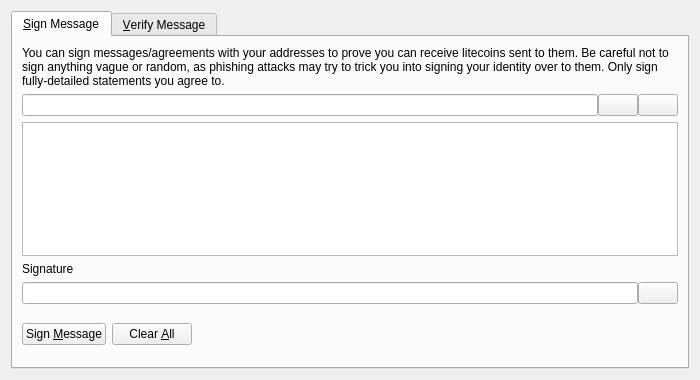
HappyCoinBatam/litecoin-Batamcoin, file src/qt/forms/signverifymessagedialog.ui: the form before one commit.
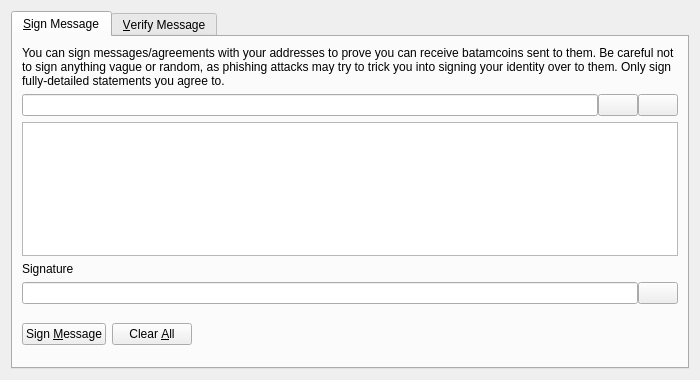
The form after the commit. Icons and pictures are not drawn. Custom widgets are drawn as their Qt base class.

Commit message: Litecoin-Batamcoin

```diff
--- a/src/qt/forms/signverifymessagedialog.ui
+++ b/src/qt/forms/signverifymessagedialog.ui
@@ -30,7 +30,7 @@
        <item>
         <widget class="QLabel" name="infoLabel_SM">
          <property name="text">
-          <string>You can sign messages/agreements with your addresses to prove you can receive litecoins sent to them. Be careful not to sign anything vague or random, as phishing attacks may try to trick you into signing your identity over to them. Only sign fully-detailed statements you agree to.</string>
+          <string>You can sign messages/agreements with your addresses to prove you can receive batamcoins sent to them. Be careful not to sign anything vague or random, as phishing attacks may try to trick you into signing your identity over to them. Only sign fully-detailed statements you agree to.</string>
          </property>
          <property name="textFormat">
           <enum>Qt::PlainText</enum>
```
The commit also changes 173 other files.
